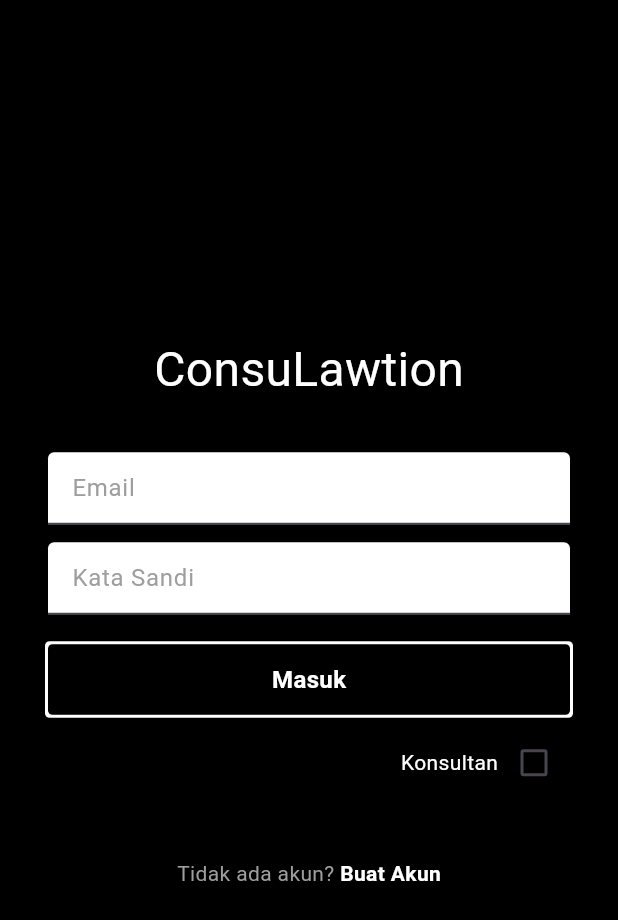
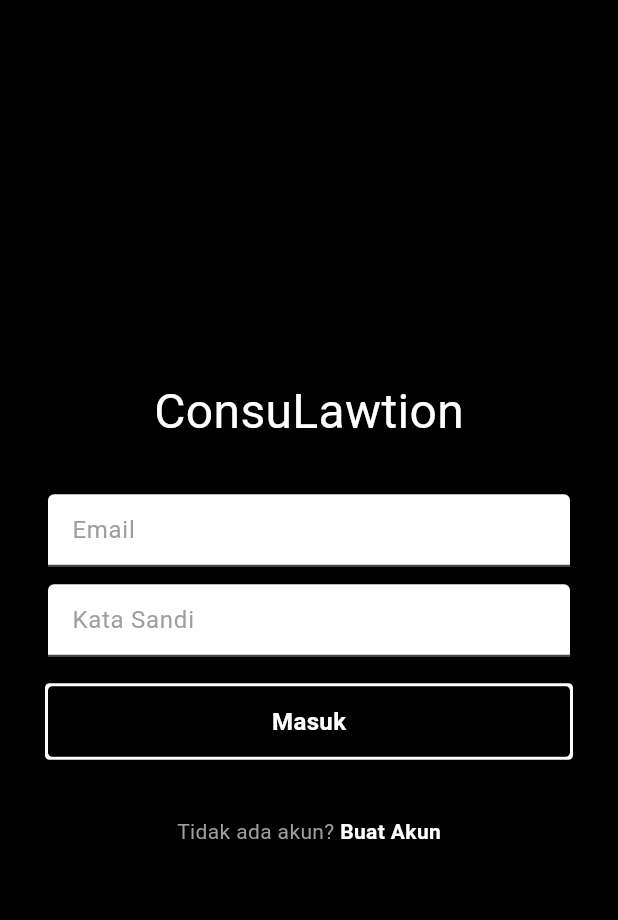
Before and after one commit to Atlan22x/project_gsc, a Flutter app: the screen it shows after launch, on a phone screen of 412 x 824 dp. Shown: the top 920 px of the screen. Run offline on Flutter 3.47's test engine with Material 3 defaults, Android fonts, the phone set to English and light mode, and no system bars; our stand-ins replace cloud_firestore, file_picker, firebase_auth, firebase_core, flutter_chat_types, flutter_chat_ui and 2 more; accounts and stored records are empty.

Commit message:
Removing Consultant checkbox in Login screen

```diff
--- a/lib/screens/login.dart
+++ b/lib/screens/login.dart
@@ -19,7 +19,7 @@ class _LogInState extends State<LogIn> {
 
   final TextEditingController _controllerEmail = TextEditingController();
   final TextEditingController _controllerPassword = TextEditingController();
-  final TextEditingController _controllerSRT = TextEditingController();
+  // final TextEditingController _controllerSRT = TextEditingController();
 
   // User login function
   Future<void> logInWithEmailAndPassword() async {
@@ -73,30 +73,30 @@ class _LogInState extends State<LogIn> {
               height: 32,
             ),
 
-            // Consultant SRT Number
-            Visibility(
-              visible: isConsultant ? true : false,
-              child: TextField(
-                decoration: const InputDecoration(
-                  filled: true,
-                  fillColor: foregroundColor,
-                  hintText: 'No. SRT',
-                  hintStyle: TextStyle(
-                    fontSize: 16,
-                    color: secondForegroundColor,
-                  ),
-                ),
-                controller: _controllerSRT,
-              ),
-            ),
+            // // Consultant SRT Number
+            // Visibility(
+            //   visible: isConsultant ? true : false,
+            //   child: TextField(
+            //     decoration: const InputDecoration(
+            //       filled: true,
+            //       fillColor: foregroundColor,
+            //       hintText: 'No. SRT',
+            //       hintStyle: TextStyle(
+            //         fontSize: 16,
+            //         color: secondForegroundColor,
+            //       ),
+            //     ),
+            //     controller: _controllerSRT,
+            //   ),
+            // ),
 
-            // Spacing
-            Visibility(
-              visible: isConsultant ? true : false,
-              child: const SizedBox(
-                height: 12,
-              ),
-            ),
+            // // Spacing
+            // Visibility(
+            //   visible: isConsultant ? true : false,
+            //   child: const SizedBox(
+            //     height: 12,
+            //   ),
+            // ),
 
             // Email
             TextField(
@@ -161,35 +161,35 @@ class _LogInState extends State<LogIn> {
               ),
             ),
 
-            //Spacing
-            const SizedBox(
-              height: 8,
-            ),
+            // //Spacing
+            // const SizedBox(
+            //   height: 8,
+            // ),
 
-            // Checkbox to login as Consultant
-            Row(
-              mainAxisAlignment: MainAxisAlignment.end,
-              crossAxisAlignment: CrossAxisAlignment.center,
-              children: [
-                const Text(
-                  "Konsultan",
-                  style: TextStyle(
-                      fontSize: 14,
-                      fontWeight: FontWeight.w400,
-                      color: foregroundColor),
-                ),
-                Checkbox(
-                  checkColor: defaultBackgroundColor,
-                  activeColor: foregroundColor,
-                  value: isConsultant,
-                  onChanged: (bool? value) {
-                    setState(() {
-                      isConsultant = value!;
-                    });
-                  },
-                ),
-              ],
-            ),
+            // // Checkbox to login as Consultant
+            // Row(
+            //   mainAxisAlignment: MainAxisAlignment.end,
+            //   crossAxisAlignment: CrossAxisAlignment.center,
+            //   children: [
+            //     const Text(
+            //       "Konsultan",
+            //       style: TextStyle(
+            //           fontSize: 14,
+            //           fontWeight: FontWeight.w400,
+            //           color: foregroundColor),
+            //     ),
+            //     Checkbox(
+            //       checkColor: defaultBackgroundColor,
+            //       activeColor: foregroundColor,
+            //       value: isConsultant,
+            //       onChanged: (bool? value) {
+            //         setState(() {
+            //           isConsultant = value!;
+            //         });
+            //       },
+            //     ),
+            //   ],
+            // ),
 
             //Spacing
             const SizedBox(
```
